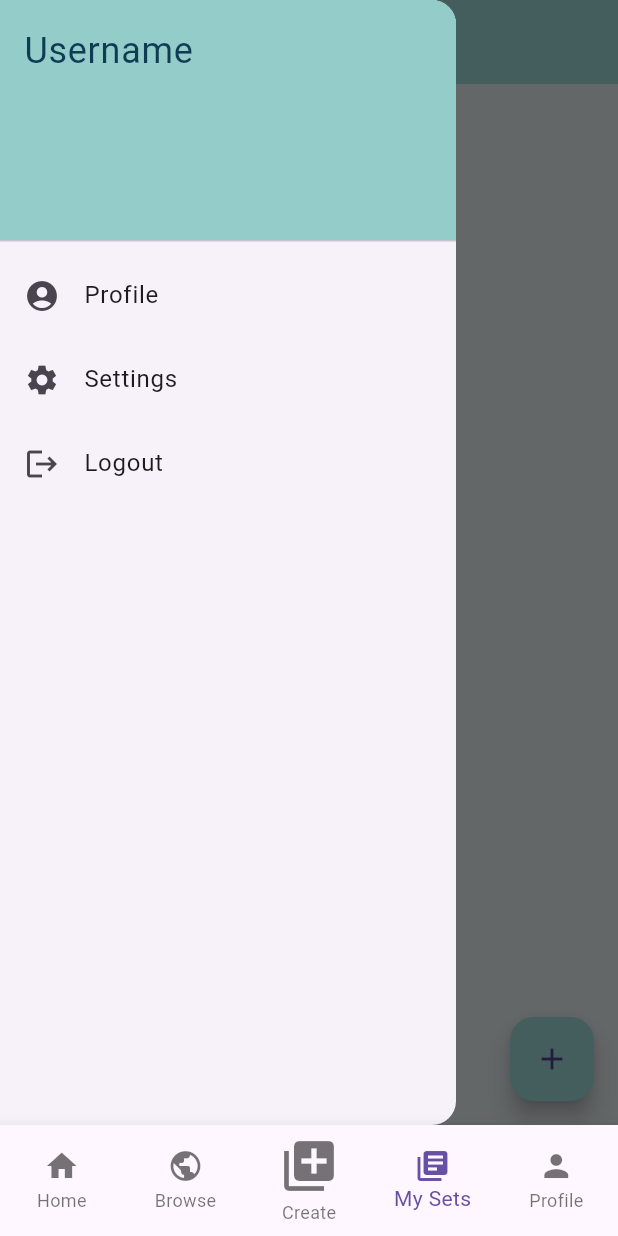
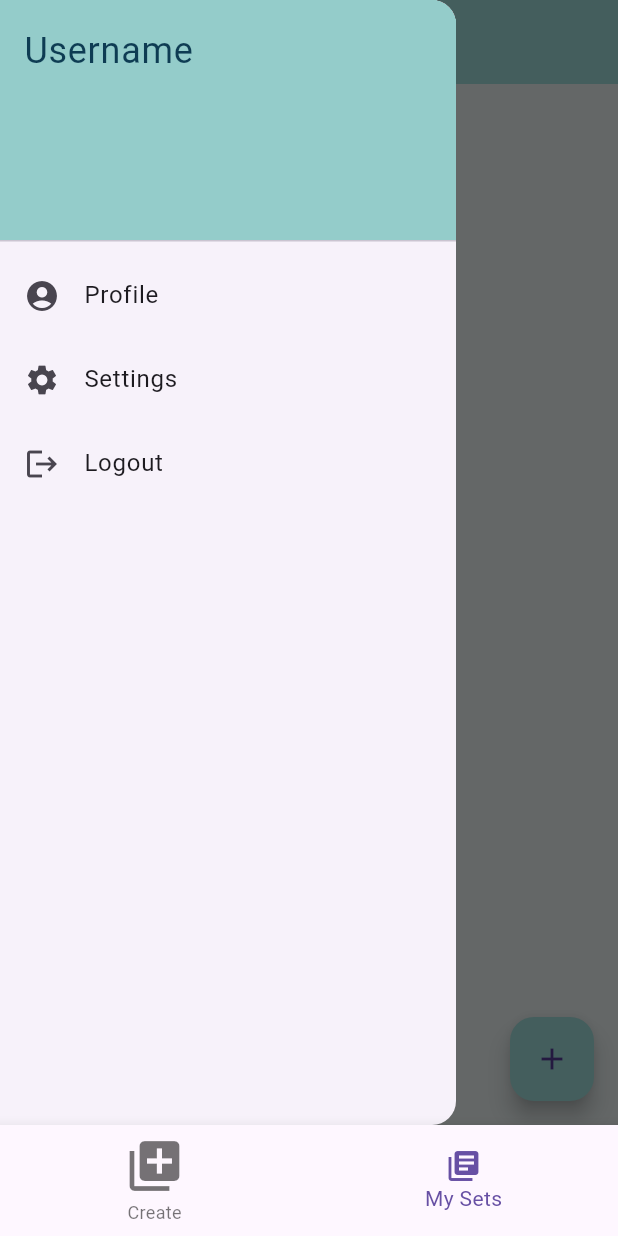
Before and after one commit to Aqua-rise/Website-Code, a Flutter app: the screen it shows once a user with an empty profile is signed in, with the side drawer open, on a phone screen of 412 x 824 dp. Run offline on Flutter 3.47's test engine with Material 3 defaults, Android fonts, the phone set to English and light mode, and no system bars; our stand-ins replace cloud_firestore, firebase_auth, firebase_core, google_sign_in, shared_preferences; accounts and stored records are empty.

Commit message:
Speedy Update

```diff
--- a/lib/Pages/home_page.dart
+++ b/lib/Pages/home_page.dart
@@ -1,10 +1,7 @@
 // import 'package:firebase_auth/firebase_auth.dart';
 import 'package:flutter/material.dart';
-import 'package:questure/Pages/content_page.dart';
 import 'package:questure/Pages/create_page.dart';
 import 'package:questure/Pages/library_page.dart';
-import 'package:questure/Pages/profile_page.dart';
-import 'package:questure/Pages/user_home_page.dart';
 
 class HomePage extends StatefulWidget {
   const HomePage({super.key});
@@ -23,7 +20,7 @@ class _HomePageState extends State<HomePage> {
 
   // navigate around the bottom nav bar
   // Index 3 makes the app start at the folders page
-  int _selectedIndex = 3;
+  int _selectedIndex = 1;
   void _navigateBottomNavBar(int index) {
     setState(() {
       _selectedIndex = index;
@@ -32,11 +29,11 @@ class _HomePageState extends State<HomePage> {
 
   // pages to navigate to
   final List<Widget> _pages = const [
-    UserHomePage(),
-    ContentPage(),
+    // UserHomePage(),
+    // ContentPage(),
     CreatePage(),
     TrueHomeScreen(), // Renamed from library_page
-    ProfilePage(),
+    // ProfilePage(),
   ];
 
   @override
@@ -48,14 +45,14 @@ class _HomePageState extends State<HomePage> {
         onTap: _navigateBottomNavBar,
         type: BottomNavigationBarType.fixed,
         items: const [
-          BottomNavigationBarItem(
-            icon: Icon(Icons.home),
-            label: 'Home',
-          ),
-          BottomNavigationBarItem(
-            icon: Icon(Icons.public),
-            label: 'Browse',
-          ),
+          // BottomNavigationBarItem(
+          //   icon: Icon(Icons.home),
+          //   label: 'Home',
+          // ),
+          // BottomNavigationBarItem(
+          //   icon: Icon(Icons.public),
+          //   label: 'Browse',
+          // ),
           BottomNavigationBarItem(
             icon: Icon(
               Icons.add_to_photos,
@@ -67,10 +64,10 @@ class _HomePageState extends State<HomePage> {
             icon: Icon(Icons.library_books),
             label: 'My Sets',
           ),
-          BottomNavigationBarItem(
-            icon: Icon(Icons.person),
-            label: 'Profile',
-          ),
+          // BottomNavigationBarItem(
+          //   icon: Icon(Icons.person),
+          //   label: 'Profile',
+          // ),
         ],
       ),
       // appBar: AppBar(
--- a/lib/Pages/register_page.dart
+++ b/lib/Pages/register_page.dart
@@ -77,7 +77,7 @@ class _RegisterPageState extends State<RegisterPage> {
   @override
   Widget build(BuildContext context) {
     return Scaffold(
-      backgroundColor: Colors.grey[300],
+      backgroundColor: const Color.fromARGB(255, 217, 224, 224),
       body: SafeArea(
         child: Center(
           child: SingleChildScrollView(
@@ -88,7 +88,7 @@ class _RegisterPageState extends State<RegisterPage> {
 
                 // logo
                 Image.asset(
-                  'lib/images/quiz.png',
+                  'lib/images/Questure (Non-gradient).png',
                   height: 125,
                 ),
 
```
Also changed, not shown: lib/Pages/create_page.dart (+4 -14 lines).
